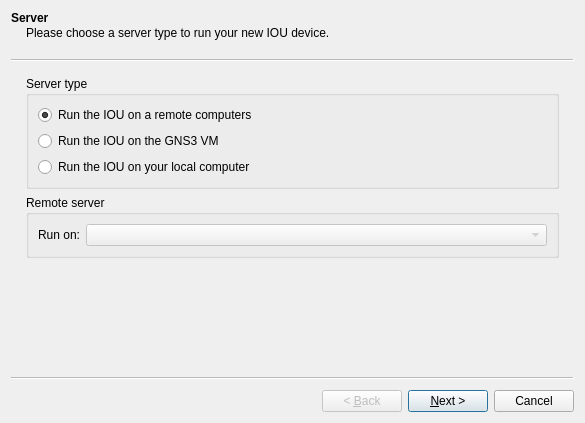
The window that gns3/modules/iou/ui/iou_device_wizard.ui (GNS3/gns3-gui) describes before a commit, drawn with Qt 5.
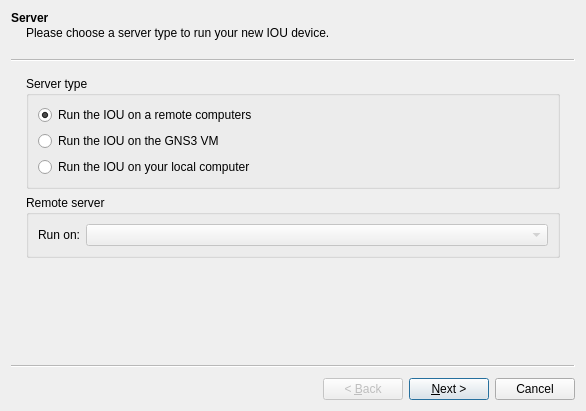
The same window after the commit.

```diff
--- a/gns3/modules/iou/ui/iou_device_wizard.ui
+++ b/gns3/modules/iou/ui/iou_device_wizard.ui
@@ -6,8 +6,8 @@
    <rect>
     <x>0</x>
     <y>0</y>
-    <width>585</width>
-    <height>423</height>
+    <width>586</width>
+    <height>411</height>
    </rect>
   </property>
   <property name="windowTitle">
```
Left out of the diff: 2 changed lines with no effect on the pictures.
